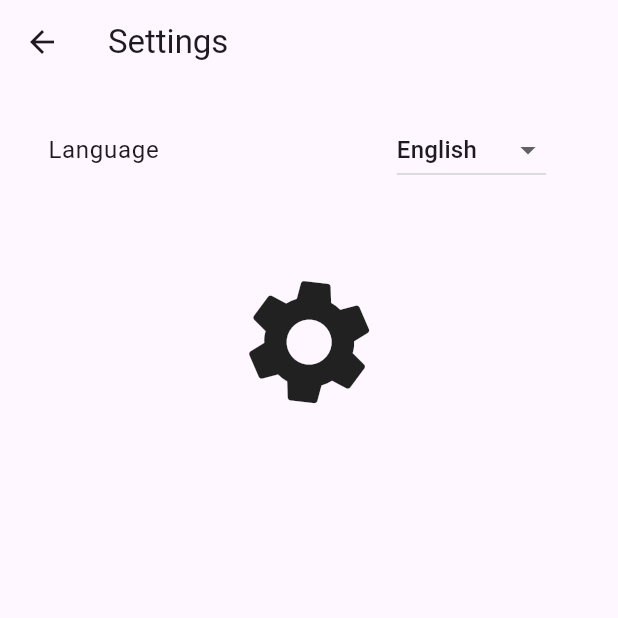
After one commit to GabbenPapa/applion_movie_app, a Flutter app: the screen it shows after launch, after a tap on the "settings" icon, on a phone screen of 412 x 824 dp, the top half of it. The commit adds this screen. Run offline on Flutter 3.47's test engine with Material 3 defaults, Android fonts, the phone set to English and light mode, and no system bars; network calls fail.

Commit message:
Add settings and localization

```diff
--- /dev/null
+++ b/lib/l10n/app_en.arb
@@ -0,0 +1,5 @@
+{
+  "@@locale": "en",
+
+	"movies": "Movies"
+}
--- /dev/null
+++ b/lib/l10n/app_hu.arb
@@ -0,0 +1,4 @@
+{
+  "@@locale": "hu",
+	"movies": "Filmek"
+}
--- a/lib/main.dart
+++ b/lib/main.dart
@@ -1,24 +1,42 @@
 import 'package:applion_movie_app/models/movies_model.dart';
 import 'package:applion_movie_app/providers/movie_provider.dart';
+import 'package:applion_movie_app/providers/settings_provider.dart';
 import 'package:applion_movie_app/screens/movies_details.dart';
 import 'package:applion_movie_app/screens/movies_home.dart';
+import 'package:applion_movie_app/screens/settings.dart';
 import 'package:flutter/material.dart';
+import 'package:flutter_localizations/flutter_localizations.dart';
 import 'package:provider/provider.dart';
 
-void main() {
+void main() async {
+  WidgetsFlutterBinding.ensureInitialized();
+  final languageProvider = LanguageProvider();
   runApp(
     MultiProvider(
-      providers: [ChangeNotifierProvider(create: (_) => MovieProvider())],
-      child: const MyApp(),
+      providers: [
+        ChangeNotifierProvider(create: (_) => MovieProvider()),
+        ChangeNotifierProvider.value(value: languageProvider),
+      ],
+      child: MyApp(languageProvider),
     ),
   );
 }
 
 class MyApp extends StatelessWidget {
-  const MyApp({super.key});
+  final LanguageProvider languageProvider;
+
+  const MyApp(this.languageProvider, {super.key});
   @override
   Widget build(BuildContext context) {
     return MaterialApp(
+      localizationsDelegates: [
+        //AppLocalizations.delegate,
+        GlobalMaterialLocalizations.delegate,
+        GlobalWidgetsLocalizations.delegate,
+        GlobalCupertinoLocalizations.delegate,
+      ],
+      supportedLocales: const [Locale('en'), Locale('hu'), Locale('de')],
+      locale: Locale(languageProvider.currentLanguage),
       debugShowCheckedModeBanner: false,
       title: 'Applipn Test',
       // Todo: Theme hendling
@@ -32,6 +50,7 @@ class MyApp extends StatelessWidget {
             (ctx) => MoviesDetailScreen(
               movie: ModalRoute.of(ctx)!.settings.arguments as Movie,
             ),
+        Settings.routeName: (ctx) => const Settings(),
       },
     );
   }
--- /dev/null
+++ b/lib/providers/settings_provider.dart
@@ -0,0 +1,12 @@
+import 'package:flutter/foundation.dart';
+
+class LanguageProvider with ChangeNotifier {
+  String? _currentLanguage;
+
+  String get currentLanguage => _currentLanguage ?? 'en';
+
+  Future<void> resetLanguage() async {
+    _currentLanguage = 'en';
+    notifyListeners();
+  }
+}
--- a/lib/screens/movies_home.dart
+++ b/lib/screens/movies_home.dart
@@ -1,6 +1,7 @@
 import 'dart:async';
 import 'package:applion_movie_app/components/movies_card.dart';
 import 'package:applion_movie_app/providers/movie_provider.dart';
+import 'package:applion_movie_app/screens/settings.dart';
 import 'package:flutter/material.dart';
 import 'package:provider/provider.dart';
 
@@ -58,6 +59,14 @@ class _MoviesHomeScreenState extends State<MoviesHomeScreen> {
             style: TextStyle(fontWeight: FontWeight.bold, fontSize: 26),
           ),
         ),
+        actions: [
+          IconButton(
+            onPressed: () {
+              Navigator.pushNamed(context, Settings.routeName);
+            },
+            icon: const Icon(Icons.settings),
+          ),
+        ],
       ),
       body: SafeArea(
         child: Column(
--- /dev/null
+++ b/lib/screens/settings.dart
@@ -0,0 +1,120 @@
+import 'dart:math';
+import 'package:applion_movie_app/providers/settings_provider.dart';
+import 'package:flutter/material.dart';
+import 'package:provider/provider.dart';
+
+class Settings extends StatefulWidget {
+  static const routeName = '/settings';
+
+  const Settings({super.key});
+
+  @override
+  State<Settings> createState() => _SettingsState();
+}
+
+class _SettingsState extends State<Settings> {
+  late String _selectedLanguage = 'English';
+  var isServiceMode = false;
+  int serviceModeTapCounter = 0;
+  final Map<String, String> languageMap = {'English': 'en', 'Hungarian': 'hu'};
+
+  void setSelectedLanguage(String language) {
+    setState(() {
+      _selectedLanguage = language;
+    });
+  }
+
+  @override
+  void didChangeDependencies() {
+    super.didChangeDependencies();
+    final languageProvider = Provider.of<LanguageProvider>(
+      context,
+      listen: false,
+    );
+    setSelectedLanguage(
+      languageMap.entries
+          .firstWhere(
+            (entry) => entry.value == languageProvider.currentLanguage,
+          )
+          .key,
+    );
+  }
+
+  @override
+  Widget build(BuildContext context) {
+    return Scaffold(
+      // appBar: AppBar(title: Text(AppLocalizations.of(context)!.settings)),
+      appBar: AppBar(title: Text('Settings')),
+
+      body: Stack(
+        children: [
+          Padding(
+            padding: const EdgeInsets.only(
+              top: 16.0,
+              left: 16.0,
+              right: 16.0,
+              bottom: 26.0,
+            ),
+            child: Column(
+              crossAxisAlignment: CrossAxisAlignment.start,
+              children: [
+                // Language Dropdown
+                ListTile(
+                  // title: Text(AppLocalizations.of(context)!.language),
+                  title: Text('Language'),
+                  trailing: Container(
+                    padding: EdgeInsets.symmetric(horizontal: 8),
+                    decoration: BoxDecoration(
+                      borderRadius: BorderRadius.circular(20),
+                    ),
+                    child: DropdownButton<String>(
+                      value: _selectedLanguage,
+                      dropdownColor: Theme.of(context).colorScheme.onSurface,
+                      items:
+                          languageMap.keys
+                              .map(
+                                (lang) => DropdownMenuItem(
+                                  value: lang,
+                                  child: Text(lang),
+                                ),
+                              )
+                              .toList(),
+                      onChanged: (newLang) {
+                        if (newLang == null) return;
+                        setSelectedLanguage(newLang);
+                      },
+                    ),
+                  ),
+                ),
+
+                TweenAnimationBuilder(
+                  tween: Tween<double>(begin: 0, end: 1),
+                  duration: Duration(seconds: 60),
+                  builder: (context, double value, child) {
+                    return Transform.rotate(
+                      angle: value * 2 * pi,
+                      child: child,
+                    );
+                  },
+                  child: SizedBox(
+                    height: 200,
+                    child: Column(
+                      crossAxisAlignment: CrossAxisAlignment.center,
+                      mainAxisAlignment: MainAxisAlignment.center,
+                      children: [
+                        Padding(
+                          padding: const EdgeInsets.all(8.0),
+                          child: Center(child: Icon(Icons.settings, size: 100)),
+                        ),
+                      ],
+                    ),
+                  ),
+                ),
+              ],
+            ),
+          ),
+        ],
+      ),
+    );
+  }
+}
--- a/pubspec.yaml
+++ b/pubspec.yaml
@@ -12,6 +12,9 @@ dependencies:
   cupertino_icons: ^1.0.8
   http: ^1.3.0
   provider: ^6.1.2
+  flutter_localizations:
+    sdk: flutter
+  intl: ^0.19.0
 
 dev_dependencies:
   flutter_test:
@@ -19,4 +22,5 @@ dev_dependencies:
   flutter_lints: ^5.0.0
 
 flutter:
+  generate: true
   uses-material-design: true
```
Also changed, not shown: pubspec.lock, 1 other file.
